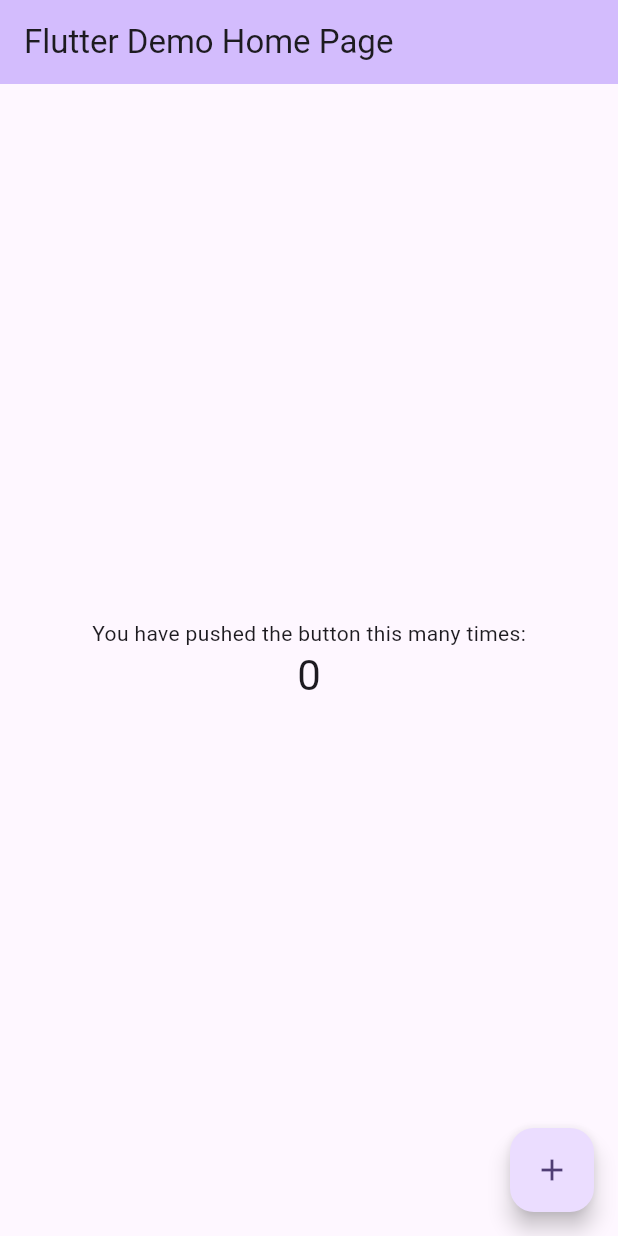
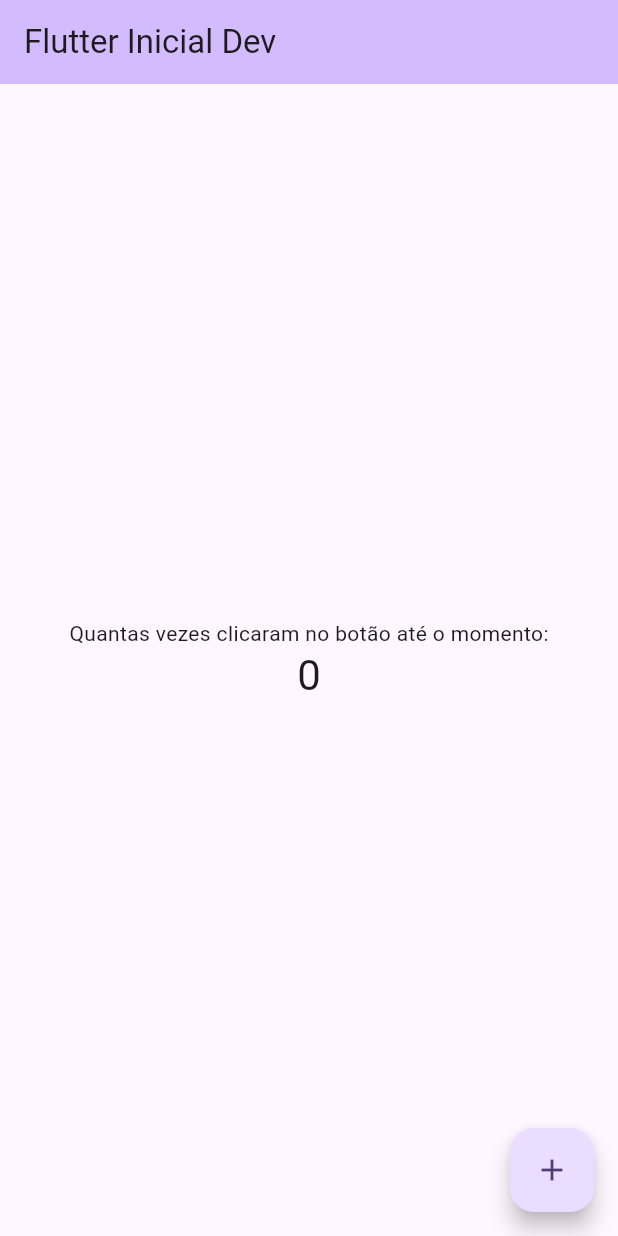
Before and after one commit to LinkJosimar/meuappflutter, a Flutter app: the screen it shows after launch, on a phone screen of 412 x 824 dp. Run offline on Flutter 3.47's test engine with Material 2 defaults, Android fonts, the phone set to English and light mode, and no system bars.

Commit message:
atualizando o codigo

```diff
--- a/lib/main.dart
+++ b/lib/main.dart
@@ -31,7 +31,7 @@ class MyApp extends StatelessWidget {
         colorScheme: ColorScheme.fromSeed(seedColor: Colors.deepPurple),
         useMaterial3: true,
       ),
-      home: const MyHomePage(title: 'Flutter Demo Home Page'),
+      home: const MyHomePage(title: 'Flutter Inicial Dev'),
     );
   }
 }
@@ -106,7 +106,7 @@ class _MyHomePageState extends State<MyHomePage> {
           mainAxisAlignment: MainAxisAlignment.center,
           children: <Widget>[
             const Text(
-              'You have pushed the button this many times:',
+              'Quantas vezes clicaram no botão até o momento:',
             ),
             Text(
               '$_counter',
```
